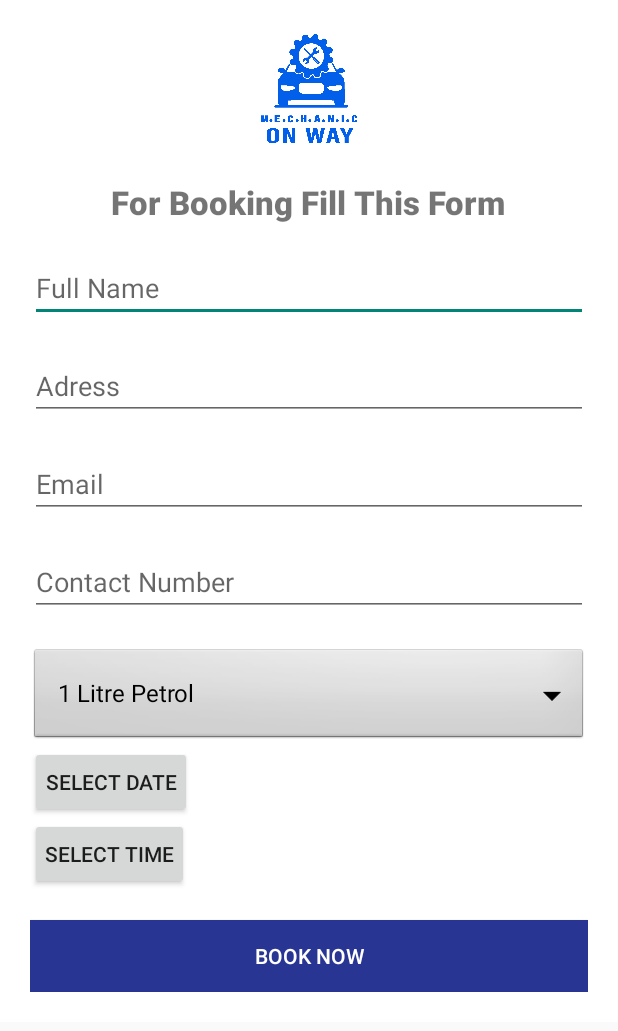
After one commit to junaid808/MechanicOnWay-FYP, an Android app: the PetrolForm screen opened directly, with no data from a screen before it, on a phone screen of 412 x 824 dp. The commit adds this screen. Shown: the top 1031 px of the screen. Run offline under Robolectric (Android 15) with nearby library versions, the phone set to English and light mode, and no system bars.

Commit message:
All Forms Completed
All Forms Completed.

```diff
--- a/app/src/main/AndroidManifest.xml
+++ b/app/src/main/AndroidManifest.xml
@@ -19,7 +19,9 @@
         android:roundIcon="@mipmap/ic_launcher_round"
         android:supportsRtl="true"
         android:theme="@style/Theme.MechanicOnWay1">
-        <activity android:name=".BatteryForm"></activity>
+        <activity android:name=".DieselForm"></activity>
+        <activity android:name=".PetrolForm" />
+        <activity android:name=".BatteryForm" />
         <activity android:name=".RimForm" />
         <activity android:name=".TyreForm" />
         <activity android:name=".NewBrakeForm" />
--- /dev/null
+++ b/app/src/main/java/com/example/mechaniconway1/PetrolForm.java
@@ -0,0 +1,119 @@
+package com.example.mechaniconway1;
+
+import androidx.appcompat.app.AppCompatActivity;
+
+import android.app.DatePickerDialog;
+import android.app.Dialog;
+import android.app.TimePickerDialog;
+import android.os.Bundle;
+import android.view.View;
+import android.widget.ArrayAdapter;
+import android.widget.Button;
+import android.widget.DatePicker;
+import android.widget.Spinner;
+import android.widget.TextView;
+import android.widget.TimePicker;
+
+import java.util.Calendar;
+
+public class PetrolForm extends AppCompatActivity {
+    private static Button date, time;
+    private static TextView set_date, set_time;
+    private static final int Date_id = 0;
+    private static final int Time_id = 1;
+
+    @Override
+    protected void onCreate(Bundle savedInstanceState) {
+        super.onCreate(savedInstanceState);
+        setContentView(R.layout.activity_petrol_form);
+        date = (Button) findViewById(R.id.selectdate);
+        time = (Button) findViewById(R.id.selecttime);
+        set_date = (TextView) findViewById(R.id.set_date);
+        set_time = (TextView) findViewById(R.id.set_time);
+        Spinner dropdown = findViewById(R.id.petroliumSpinner);
+//create a list of items for the spinner.
+        String[] items = new String[]{
+
+                "1 Litre Petrol", "2 Litre Petrol", "3 Litre Petrol", "4 Litre Petrol", "5 Litre Petrol","6 Litre Petrol","7 Litre Petrol","8 Litre Petrol","9 Litre Petrol","10 Litre Petrol"
+
+
+        };
+//create an adapter to describe how the items are displayed, adapters are used in several places in android.
+//There are multiple variations of this, but this is the basic variant.
+        ArrayAdapter<String> adapter = new ArrayAdapter<>(this, android.R.layout.simple_spinner_dropdown_item, items);
+//set the spinners adapter to the previously created one.
+        dropdown.setAdapter(adapter);
+
+        date.setOnClickListener(new View.OnClickListener() {
+
+            @Override
+            public void onClick(View arg0) {
+
+                // Show Date dialog
+                showDialog(Date_id);
+            }
+        });
+        time.setOnClickListener(new View.OnClickListener() {
+
+            @Override
+            public void onClick(View arg0) {
+
+                // Show time dialog
+                showDialog(Time_id);
+            }
+        });
+
+    }
+
+    protected Dialog onCreateDialog(int id) {
+
+        // Get the calander
+        Calendar c = Calendar.getInstance();
+
+        // From calander get the year, month, day, hour, minute
+        int year = c.get(Calendar.YEAR);
+        int month = c.get(Calendar.MONTH);
+        int day = c.get(Calendar.DAY_OF_MONTH);
+        int hour = c.get(Calendar.HOUR_OF_DAY);
+        int minute = c.get(Calendar.MINUTE);
+
+        switch (id) {
+            case Date_id:
+
+                // Open the datepicker dialog
+                return new DatePickerDialog(PetrolForm.this, date_listener, year,
+                        month, day);
+            case Time_id:
+
+                // Open the timepicker dialog
+                return new TimePickerDialog(PetrolForm.this, time_listener, hour,
+                        minute, false);
+
+        }
+        return null;
+    }
+
+    // Date picker dialog
+    DatePickerDialog.OnDateSetListener date_listener = new DatePickerDialog.OnDateSetListener() {
+
+        @Override
+        public void onDateSet(DatePicker view, int year, int month, int day) {
+            // store the data in one string and set it to text
+            String date1 = String.valueOf(month) + "/" + String.valueOf(day)
+                    + "/" + String.valueOf(year);
+            set_date.setText(date1);
+        }
+    };
+    TimePickerDialog.OnTimeSetListener time_listener = new TimePickerDialog.OnTimeSetListener() {
+
+        @Override
+        public void onTimeSet(TimePicker view, int hour, int minute) {
+            // store the data in one string and set it to text
+            String time1 = String.valueOf(hour) + ":" + String.valueOf(minute);
+            set_time.setText(time1);
+        }
+    };
+
+    public void bookAppointment(View view) {
+    }
+    }
--- a/app/src/main/java/com/example/mechaniconway1/Petrolium.java
+++ b/app/src/main/java/com/example/mechaniconway1/Petrolium.java
@@ -144,12 +144,12 @@ public class Petrolium extends AppCompatActivity implements NavigationView.OnNav
 
 
     public void goToPetrolRates(View view) {
-        Intent i = new Intent(this, PetrolRates.class);
+        Intent i = new Intent(this, PetrolForm.class);
         startActivity(i);
     }
 
     public void gpToDieselRates(View view) {
-        Intent i = new Intent(this, DieselRates.class);
+        Intent i = new Intent(this, DieselForm.class);
         startActivity(i);
     }
 }
--- /dev/null
+++ b/app/src/main/res/layout/activity_petrol_form.xml
@@ -0,0 +1,177 @@
+<?xml version="1.0" encoding="utf-8"?>
+<androidx.drawerlayout.widget.DrawerLayout xmlns:android="http://schemas.android.com/apk/res/android"
+    xmlns:app="http://schemas.android.com/apk/res-auto"
+    xmlns:tools="http://schemas.android.com/tools"
+    android:layout_width="match_parent"
+    android:layout_height="match_parent"
+    android:id="@+id/drawer_layout"
+    tools:context=".PetrolForm"
+    android:fitsSystemWindows="true"
+    tools:openDrawer="start"
+
+    >
+    <!--    <com.google.android.material.navigation.NavigationView-->
+    <!--        android:layout_width="wrap_content"-->
+    <!--        android:layout_height="match_parent"-->
+    <!--        android:id="@+id/nav_view"-->
+    <!--        app:headerLayout="@layout/header"-->
+    <!--        app:menu="@menu/main_menu"-->
+    <!--        android:layout_gravity="start"-->
+
+    <!--        />-->
+    <ScrollView
+        android:layout_width="match_parent"
+        android:layout_height="match_parent"
+
+        >
+
+
+        <LinearLayout
+            android:layout_width="match_parent"
+            android:layout_height="match_parent"
+            android:background="#ffffff"
+            android:orientation="vertical"
+            android:padding="20dp"
+            tools:context=".MainActivity">
+
+
+
+
+            <ImageView
+                android:layout_width="150dp"
+                android:layout_height="100dp"
+                android:layout_gravity="center_horizontal"
+                android:layout_marginTop="-10dp"
+                android:src="@drawable/newlogo" />
+
+            <TextView
+                android:layout_width="wrap_content"
+                android:layout_height="wrap_content"
+                android:layout_gravity="center_horizontal"
+                android:layout_marginTop="10dp"
+                android:layout_marginBottom="20dp"
+                android:fontFamily="sans-serif-black"
+                android:text="For Booking Fill This Form"
+                android:textSize="22sp" />
+
+            <LinearLayout
+                android:layout_width="match_parent"
+                android:layout_height="wrap_content"
+                android:layout_gravity="center_vertical"
+                android:gravity="start"
+                android:orientation="vertical"
+
+
+                >
+
+
+                <EditText
+
+                    android:id="@+id/name"
+                    android:layout_width="match_parent"
+                    android:layout_height="wrap_content"
+                    android:layout_marginBottom="20dp"
+                    android:hint="Full Name"
+                    android:inputType="textPersonName" />
+
+                <EditText
+                    android:id="@+id/address"
+                    android:layout_width="match_parent"
+                    android:layout_height="wrap_content"
+                    android:layout_marginBottom="20dp"
+                    android:hint="Adress"
+                    android:inputType="textPostalAddress" />
+
+                <EditText
+                    android:id="@+id/email"
+                    android:layout_width="match_parent"
+                    android:layout_height="wrap_content"
+                    android:layout_marginBottom="20dp"
+                    android:hint="Email"
+                    android:inputType="textEmailAddress" />
+
+                <EditText
+                    android:id="@+id/contact"
+                    android:layout_width="match_parent"
+                    android:layout_height="wrap_content"
+                    android:layout_marginBottom="20dp"
+                    android:hint="Contact Number"
+                    android:inputType="number" />
+                <Spinner
+
+                    android:id="@+id/petroliumSpinner"
+                    android:layout_width="match_parent"
+                    android:layout_height="wrap_content"
+                    android:background="@android:drawable/btn_dropdown"
+                    android:spinnerMode="dropdown"/>
+
+                <LinearLayout
+                    android:layout_width="match_parent"
+                    android:layout_height="match_parent"
+                    android:orientation="horizontal">
+                    <Button
+
+                        android:id="@+id/selectdate"
+                        android:layout_width="wrap_content"
+                        android:layout_height="wrap_content"
+                        android:gravity="center"
+                        android:padding="10dp"
+                        android:text="Select Date" />
+
+                    <TextView
+                        android:id="@+id/set_date"
+                        android:layout_width="fill_parent"
+                        android:layout_height="wrap_content"
+                        android:gravity="center"
+                        android:padding="10dp" />
+
+
+
+
+                </LinearLayout>
+                <LinearLayout
+                    android:layout_width="match_parent"
+                    android:layout_height="match_parent"
+                    android:orientation="horizontal">
+                    <Button
+
+
+                        android:id="@+id/selecttime"
+                        android:layout_width="wrap_content"
+                        android:layout_height="wrap_content"
+                        android:gravity="center"
+                        android:padding="10dp"
+                        android:text="Select Time" />
+
+                    <TextView
+                        android:id="@+id/set_time"
+                        android:layout_width="fill_parent"
+                        android:layout_height="wrap_content"
+                        android:gravity="center"
+                        android:padding="10dp" />
+
+
+
+
+
+                </LinearLayout>
+
+
+
+
+            </LinearLayout>
+
+
+            <Button
+                android:textColor="#ffff"
+                android:layout_width="match_parent"
+                android:layout_height="wrap_content"
+                android:layout_marginTop="20dp"
+                android:background="#283593"
+                android:onClick="bookAppointment"
+                android:text="Book Now" />
+
+        </LinearLayout>
+    </ScrollView>
+
+</androidx.drawerlayout.widget.DrawerLayout>
```
Also changed, not shown: app/src/main/java/com/example/mechaniconway1/DieselForm.java (added, +119 -0 lines), app/src/main/res/layout/activity_diesel_form.xml (added, +177 -0 lines), app/src/main/res/layout/activity_petrol_rates.xml (+8 -8 lines).
